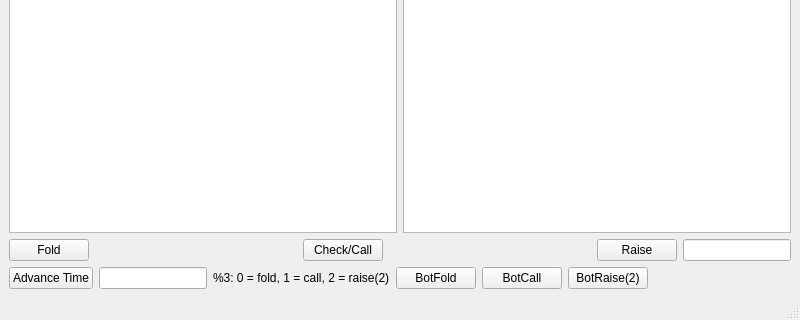
This is GUI/TexasHoldemTest.ui in B1rtek/Casino as Qt 5 draws it before an edit; both pictures show x 0 to 800 and y 280 to 600 of the 800 by 600 pixel window. The edited form follows.
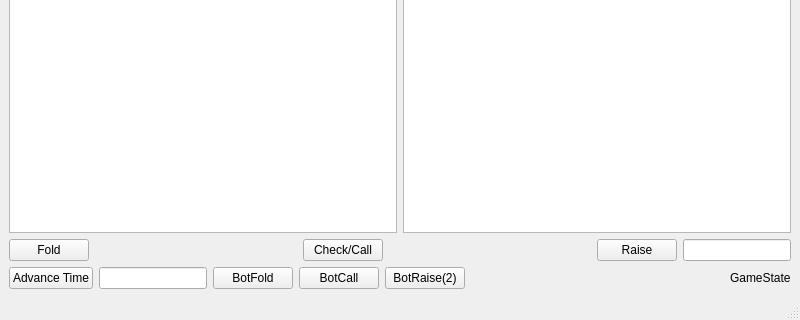
This is the edited form.

Commit message: Added a field displaying current game state to the UI

```diff
--- a/GUI/TexasHoldemTest.ui
+++ b/GUI/TexasHoldemTest.ui
@@ -131,13 +131,6 @@
         </property>
        </widget>
       </item>
-      <item>
-       <widget class="QLabel" name="label_3">
-        <property name="text">
-         <string>%3: 0 = fold, 1 = call, 2 = raise(2)</string>
-        </property>
-       </widget>
-      </item>
       <item>
        <widget class="QPushButton" name="botFoldButton">
         <property name="text">
@@ -172,6 +165,13 @@
         </property>
        </spacer>
       </item>
+      <item>
+       <widget class="QLabel" name="gameStateLabel">
+        <property name="text">
+         <string>GameState</string>
+        </property>
+       </widget>
+      </item>
      </layout>
     </item>
    </layout>
```
The commit also changes 1 other file.
